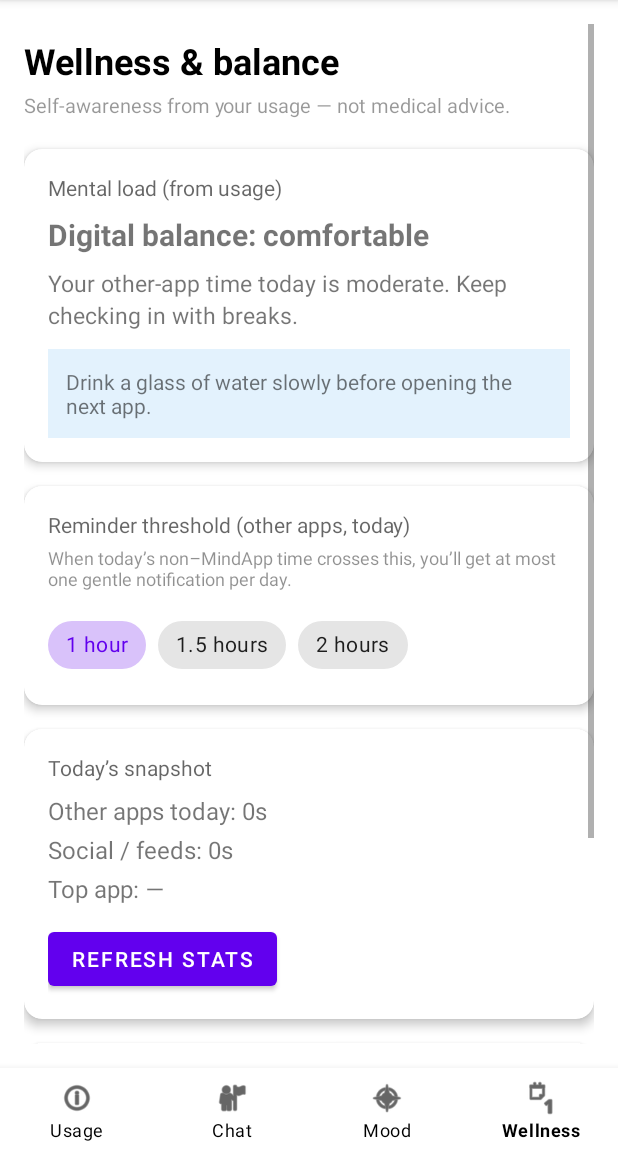
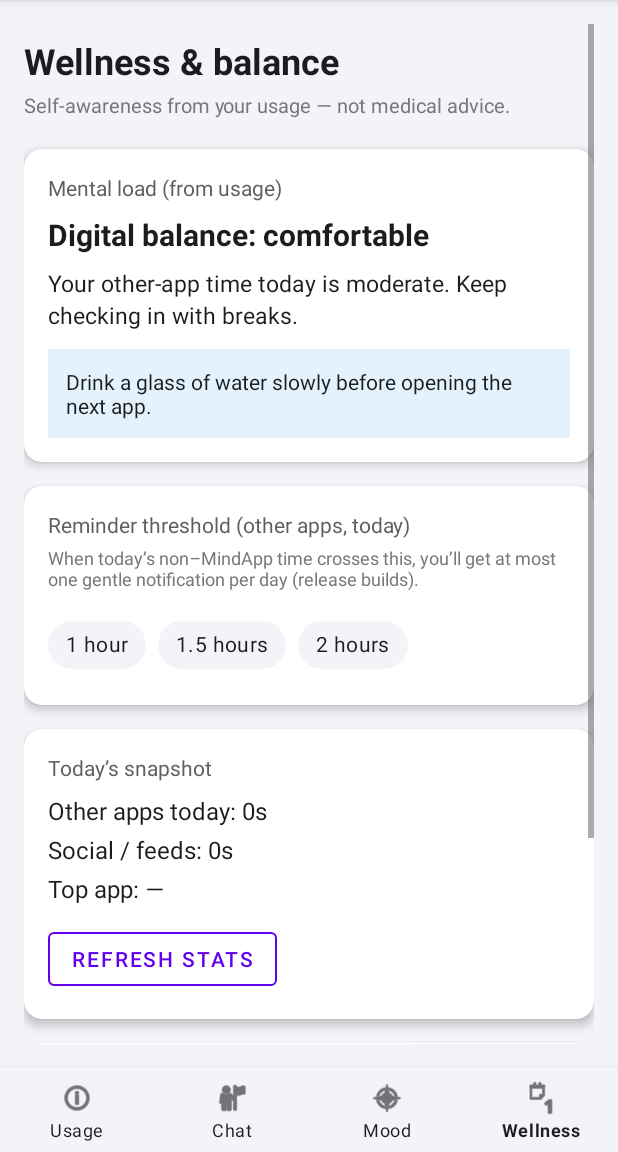
Before and after one commit to Balaji-Kartheek/MindTrack-App, an Android app: the screen it shows after launch (MainActivity), item 4 of the bottom bar chosen, on a phone screen of 412 x 824 dp, the part 84-1236 px from its top. Run offline under Robolectric (Android 15) with nearby library versions, the phone set to English and light mode, and no system bars; 1 statement that could not run was skipped.

Commit message:
fix(ui): light theme and wellness colors; debug 3min usage notification threshold
Co-authored-by: Cursor <cursoragent@cursor.com>

```diff
--- a/app/src/main/java/com/mindapp/prefs/MindAppPrefs.kt
+++ b/app/src/main/java/com/mindapp/prefs/MindAppPrefs.kt
@@ -9,6 +9,8 @@ object MindAppPrefs {
     private const val PREFS = "mindapp_balance"
     const val KEY_USAGE_THRESHOLD_MS = "usage_threshold_ms"
     const val KEY_HEAVY_USAGE_NOTIFIED_DATE = "heavy_usage_notified_date"
+    /** Debug APK: throttle repeat notifications (wall clock). */
+    const val KEY_LAST_HEAVY_USAGE_NOTIFY_WALL_MS = "last_heavy_usage_notify_wall_ms"
 
     /** Default: 1 hour of other-apps screen time today. */
     const val DEFAULT_THRESHOLD_MS = 60L * 60L * 1000L
--- a/app/src/main/java/com/mindapp/usage/UsageThresholdWorker.kt
+++ b/app/src/main/java/com/mindapp/usage/UsageThresholdWorker.kt
@@ -3,6 +3,7 @@ package com.mindapp.usage
 import android.content.Context
 import androidx.work.CoroutineWorker
 import androidx.work.WorkerParameters
+import com.mindapp.BuildConfig
 import com.mindapp.notification.NotificationHelper
 import com.mindapp.prefs.MindAppPrefs
 import com.mindapp.wellness.WellnessTips
@@ -21,7 +22,12 @@ class UsageThresholdWorker(
             return Result.success()
         }
 
-        val threshold = MindAppPrefs.getUsageThresholdMs(ctx)
+        // Debug APK (GitHub artifact): 3 min threshold + 5 min cooldown for easier notification testing.
+        val threshold = if (BuildConfig.DEBUG) {
+            3L * 60L * 1000L
+        } else {
+            MindAppPrefs.getUsageThresholdMs(ctx)
+        }
         val totalOtherApps = UsageStatsHelper.getTotalScreenTime(ctx)
         if (totalOtherApps < threshold) {
             return Result.success()
@@ -29,8 +35,16 @@ class UsageThresholdWorker(
 
         val today = SimpleDateFormat("yyyy-MM-dd", Locale.US).format(Date())
         val prefs = MindAppPrefs.prefs(ctx)
-        if (prefs.getString(MindAppPrefs.KEY_HEAVY_USAGE_NOTIFIED_DATE, null) == today) {
-            return Result.success()
+        if (BuildConfig.DEBUG) {
+            val last = prefs.getLong(MindAppPrefs.KEY_LAST_HEAVY_USAGE_NOTIFY_WALL_MS, 0L)
+            val cooldownMs = 5L * 60L * 1000L
+            if (System.currentTimeMillis() - last < cooldownMs) {
+                return Result.success()
+            }
+        } else {
+            if (prefs.getString(MindAppPrefs.KEY_HEAVY_USAGE_NOTIFIED_DATE, null) == today) {
+                return Result.success()
+            }
         }
 
         val social = UsageStatsHelper.getSocialMediaUsage(ctx)
@@ -47,7 +61,13 @@ class UsageThresholdWorker(
             tip
         )
 
-        prefs.edit().putString(MindAppPrefs.KEY_HEAVY_USAGE_NOTIFIED_DATE, today).apply()
+        if (BuildConfig.DEBUG) {
+            prefs.edit()
+                .putLong(MindAppPrefs.KEY_LAST_HEAVY_USAGE_NOTIFY_WALL_MS, System.currentTimeMillis())
+                .apply()
+        } else {
+            prefs.edit().putString(MindAppPrefs.KEY_HEAVY_USAGE_NOTIFIED_DATE, today).apply()
+        }
         return Result.success()
     }
 }
--- a/app/src/main/java/com/mindapp/wellness/WellnessFragment.kt
+++ b/app/src/main/java/com/mindapp/wellness/WellnessFragment.kt
@@ -7,6 +7,7 @@ import android.view.ViewGroup
 import android.widget.Toast
 import androidx.fragment.app.Fragment
 import androidx.lifecycle.lifecycleScope
+import com.mindapp.BuildConfig
 import com.mindapp.R
 import com.mindapp.databinding.FragmentWellnessBinding
 import com.mindapp.prefs.MindAppPrefs
@@ -31,6 +32,14 @@ class WellnessFragment : Fragment() {
 
     override fun onViewCreated(view: View, savedInstanceState: Bundle?) {
         super.onViewCreated(view, savedInstanceState)
+        if (BuildConfig.DEBUG) {
+            binding.tvDebugThresholdNote.visibility = View.VISIBLE
+            binding.tvDebugThresholdNote.text =
+                "Debug build: balance notifications use a 3-minute threshold and can repeat every 5 minutes while you stay above it. " +
+                "Release builds use your chip choice and one reminder per day. Background checks run about every 15 minutes."
+        } else {
+            binding.tvDebugThresholdNote.visibility = View.GONE
+        }
         setupThresholdChips()
         binding.btnRefreshWellness.setOnClickListener { loadContent() }
         loadContent()
@@ -51,7 +60,7 @@ class WellnessFragment : Fragment() {
             val ms = when (checkedIds.first()) {
                 R.id.chip_2h -> 120L * 60L * 1000L
                 R.id.chip_90m -> 90L * 60L * 1000L
-                else -> MindAppPrefs.DEFAULT_THRESHOLD_MS
+                else -> 60L * 60L * 1000L
             }
             MindAppPrefs.setUsageThresholdMs(ctx, ms)
             Toast.makeText(ctx, "Reminder threshold updated", Toast.LENGTH_SHORT).show()
--- a/app/src/main/res/layout/activity_main.xml
+++ b/app/src/main/res/layout/activity_main.xml
@@ -4,6 +4,7 @@
     xmlns:tools="http://schemas.android.com/tools"
     android:layout_width="match_parent"
     android:layout_height="match_parent"
+    android:background="@color/wellness_screen_background"
     tools:context=".MainActivity">
 
     <!-- Fragment Container -->
--- a/app/src/main/res/layout/fragment_wellness.xml
+++ b/app/src/main/res/layout/fragment_wellness.xml
@@ -4,6 +4,7 @@
     xmlns:tools="http://schemas.android.com/tools"
     android:layout_width="match_parent"
     android:layout_height="match_parent"
+    android:background="@color/wellness_screen_background"
     android:fillViewport="true"
     android:padding="16dp">
 
@@ -13,11 +14,24 @@
         android:orientation="vertical">
 
         <TextView
+            android:id="@+id/tv_debug_threshold_note"
+            android:layout_width="match_parent"
+            android:layout_height="wrap_content"
+            android:layout_marginBottom="12dp"
+            android:background="@color/wellness_debug_banner_background"
+            android:padding="12dp"
+            android:textColor="@color/wellness_debug_banner_text"
+            android:textSize="13sp"
+            android:visibility="gone"
+            tools:text="Debug: 3 min threshold…"
+            tools:visibility="visible" />
+
+        <TextView
             android:layout_width="match_parent"
             android:layout_height="wrap_content"
             android:layout_marginTop="8dp"
             android:text="Wellness &amp; balance"
-            android:textColor="?attr/colorOnSurface"
+            android:textColor="@color/wellness_text_primary"
             android:textSize="24sp"
             android:textStyle="bold" />
 
@@ -26,13 +40,14 @@
             android:layout_height="wrap_content"
             android:layout_marginTop="4dp"
             android:text="Self-awareness from your usage — not medical advice."
-            android:textSize="13sp"
-            android:alpha="0.75" />
+            android:textColor="@color/wellness_text_muted"
+            android:textSize="13sp" />
 
         <com.google.android.material.card.MaterialCardView
             android:layout_width="match_parent"
             android:layout_height="wrap_content"
             android:layout_marginTop="20dp"
+            app:cardBackgroundColor="@color/wellness_card_background"
             app:cardCornerRadius="12dp"
             app:cardElevation="4dp">
 
@@ -46,14 +61,15 @@
                     android:layout_width="wrap_content"
                     android:layout_height="wrap_content"
                     android:text="Mental load (from usage)"
-                    android:textSize="14sp"
-                    android:textColor="?android:attr/textColorSecondary" />
+                    android:textColor="@color/wellness_text_secondary"
+                    android:textSize="14sp" />
 
                 <TextView
                     android:id="@+id/tv_mental_headline"
                     android:layout_width="match_parent"
                     android:layout_height="wrap_content"
                     android:layout_marginTop="8dp"
+                    android:textColor="@color/wellness_text_primary"
                     android:textSize="20sp"
                     android:textStyle="bold"
                     tools:text="Digital balance: elevated" />
@@ -64,6 +80,7 @@
                     android:layout_height="wrap_content"
                     android:layout_marginTop="8dp"
                     android:lineSpacingMultiplier="1.15"
+                    android:textColor="@color/wellness_text_primary"
                     android:textSize="15sp"
                     tools:text="Detail text" />
 
@@ -72,8 +89,9 @@
                     android:layout_width="match_parent"
                     android:layout_height="wrap_content"
                     android:layout_marginTop="12dp"
-                    android:background="@color/correlation_background"
+                    android:background="@color/wellness_suggestion_background"
                     android:padding="12dp"
+                    android:textColor="@color/wellness_text_primary"
                     android:textSize="14sp"
                     tools:text="Suggestion" />
             </LinearLayout>
@@ -83,6 +101,7 @@
             android:layout_width="match_parent"
             android:layout_height="wrap_content"
             android:layout_marginTop="16dp"
+            app:cardBackgroundColor="@color/wellness_card_background"
             app:cardCornerRadius="12dp"
             app:cardElevation="4dp">
 
@@ -96,45 +115,51 @@
                     android:layout_width="wrap_content"
                     android:layout_height="wrap_content"
                     android:text="Reminder threshold (other apps, today)"
-                    android:textSize="14sp"
-                    android:textColor="?android:attr/textColorSecondary" />
+                    android:textColor="@color/wellness_text_secondary"
+                    android:textSize="14sp" />
 
                 <TextView
                     android:layout_width="match_parent"
                     android:layout_height="wrap_content"
                     android:layout_marginTop="4dp"
-                    android:text="When today’s non–MindApp time crosses this, you’ll get at most one gentle notification per day."
-                    android:textSize="12sp"
-                    android:alpha="0.8" />
+                    android:text="When today’s non–MindApp time crosses this, you’ll get at most one gentle notification per day (release builds)."
+                    android:textColor="@color/wellness_text_muted"
+                    android:textSize="12sp" />
 
                 <com.google.android.material.chip.ChipGroup
                     android:id="@+id/chip_group_threshold"
                     android:layout_width="match_parent"
                     android:layout_height="wrap_content"
                     android:layout_marginTop="12dp"
-                    app:singleSelection="true"
-                    app:selectionRequired="true">
+                    app:selectionRequired="true"
+                    app:singleSelection="true">
 
                     <com.google.android.material.chip.Chip
                         android:id="@+id/chip_1h"
                         style="@style/Widget.MaterialComponents.Chip.Choice"
                         android:layout_width="wrap_content"
                         android:layout_height="wrap_content"
-                        android:text="1 hour" />
+                        android:text="1 hour"
+                        android:textColor="@color/wellness_text_primary"
+                        app:chipBackgroundColor="@color/wellness_screen_background" />
 
                     <com.google.android.material.chip.Chip
                         android:id="@+id/chip_90m"
                         style="@style/Widget.MaterialComponents.Chip.Choice"
                         android:layout_width="wrap_content"
                         android:layout_height="wrap_content"
-                        android:text="1.5 hours" />
+                        android:text="1.5 hours"
+                        android:textColor="@color/wellness_text_primary"
+                        app:chipBackgroundColor="@color/wellness_screen_background" />
 
                     <com.google.android.material.chip.Chip
                         android:id="@+id/chip_2h"
                         style="@style/Widget.MaterialComponents.Chip.Choice"
                         android:layout_width="wrap_content"
                         android:layout_height="wrap_content"
-                        android:text="2 hours" />
+                        android:text="2 hours"
+                        android:textColor="@color/wellness_text_primary"
+                        app:chipBackgroundColor="@color/wellness_screen_background" />
                 </com.google.android.material.chip.ChipGroup>
             </LinearLayout>
         </com.google.android.material.card.MaterialCardView>
@@ -143,6 +168,7 @@
             android:layout_width="match_parent"
             android:layout_height="wrap_content"
             android:layout_marginTop="16dp"
+            app:cardBackgroundColor="@color/wellness_card_background"
             app:cardCornerRadius="12dp"
             app:cardElevation="4dp">
 
@@ -156,14 +182,15 @@
                     android:layout_width="wrap_content"
                     android:layout_height="wrap_content"
                     android:text="Today’s snapshot"
-                    android:textSize="14sp"
-                    android:textColor="?android:attr/textColorSecondary" />
+                    android:textColor="@color/wellness_text_secondary"
+                    android:textSize="14sp" />
 
                 <TextView
                     android:id="@+id/tv_snapshot_total"
                     android:layout_width="match_parent"
                     android:layout_height="wrap_content"
                     android:layout_marginTop="8dp"
+                    android:textColor="@color/wellness_text_primary"
                     android:textSize="16sp"
                     tools:text="Other apps: 2h 10m" />
 
@@ -172,6 +199,7 @@
                     android:layout_width="match_parent"
                     android:layout_height="wrap_content"
                     android:layout_marginTop="4dp"
+                    android:textColor="@color/wellness_text_primary"
                     android:textSize="16sp"
                     tools:text="Social / feeds: 45m" />
 
@@ -180,15 +208,19 @@
                     android:layout_width="match_parent"
                     android:layout_height="wrap_content"
                     android:layout_marginTop="4dp"
+                    android:textColor="@color/wellness_text_primary"
                     android:textSize="16sp"
                     tools:text="Top app: YouTube" />
 
                 <com.google.android.material.button.MaterialButton
                     android:id="@+id/btn_refresh_wellness"
+                    style="@style/Widget.MaterialComponents.Button.OutlinedButton"
                     android:layout_width="wrap_content"
                     android:layout_height="wrap_content"
                     android:layout_marginTop="12dp"
-                    android:text="Refresh stats" />
+                    android:text="Refresh stats"
+                    android:textColor="@color/colorPrimary"
+                    app:strokeColor="@color/colorPrimary" />
             </LinearLayout>
         </com.google.android.material.card.MaterialCardView>
 
@@ -197,6 +229,7 @@
             android:layout_height="wrap_content"
             android:layout_marginTop="16dp"
             android:layout_marginBottom="24dp"
+            app:cardBackgroundColor="@color/wellness_card_background"
             app:cardCornerRadius="12dp"
             app:cardElevation="4dp">
 
@@ -210,6 +243,7 @@
                     android:layout_width="wrap_content"
                     android:layout_height="wrap_content"
                     android:text="2-minute reset"
+                    android:textColor="@color/wellness_text_primary"
                     android:textSize="16sp"
                     android:textStyle="bold" />
 
@@ -219,6 +253,7 @@
                     android:layout_height="wrap_content"
                     android:layout_marginTop="8dp"
                     android:lineSpacingMultiplier="1.2"
+                    android:textColor="@color/wellness_text_primary"
                     android:textSize="15sp"
                     tools:text="Exercise" />
 
@@ -227,6 +262,7 @@
                     android:layout_height="wrap_content"
                     android:layout_marginTop="16dp"
                     android:text="Micro-meditation"
+                    android:textColor="@color/wellness_text_primary"
                     android:textSize="16sp"
                     android:textStyle="bold" />
 
@@ -236,6 +272,7 @@
                     android:layout_height="wrap_content"
                     android:layout_marginTop="8dp"
                     android:lineSpacingMultiplier="1.2"
+                    android:textColor="@color/wellness_text_primary"
                     android:textSize="15sp"
                     tools:text="Meditation" />
             </LinearLayout>
--- a/app/src/main/res/values/colors.xml
+++ b/app/src/main/res/values/colors.xml
@@ -4,8 +4,18 @@
     <color name="colorPrimaryDark">#3700B3</color>
     <color name="colorAccent">#03DAC5</color>
 
+    <!-- Wellness / light UI (explicit contrast) -->
+    <color name="wellness_screen_background">#F2F4F8</color>
+    <color name="wellness_card_background">#FFFFFF</color>
+    <color name="wellness_text_primary">#1A1C1E</color>
+    <color name="wellness_text_secondary">#5C5F62</color>
+    <color name="wellness_text_muted">#75777A</color>
+    <color name="wellness_suggestion_background">#E3F2FD</color>
+    <color name="wellness_debug_banner_background">#FFF8E1</color>
+    <color name="wellness_debug_banner_text">#5D4037</color>
+
     <!-- Navigation -->
-    <color name="nav_item_color">@android:color/black</color>
+    <color name="nav_item_color">@color/wellness_text_primary</color>
 
     <!-- Messages -->
     <color name="message_user_background">#6200EE</color>
@@ -14,6 +24,6 @@
     <!-- Alerts -->
     <color name="alert_background">#F44336</color>
 
-    <!-- Correlation -->
+    <!-- Correlation (shared with wellness suggestion) -->
     <color name="correlation_background">#E3F2FD</color>
 </resources>
--- a/app/src/main/res/values/themes.xml
+++ b/app/src/main/res/values/themes.xml
@@ -1,18 +1,18 @@
 <?xml version="1.0" encoding="utf-8"?>
 <resources>
-    <!-- Base application theme -->
-    <style name="Theme.MindApp" parent="Theme.MaterialComponents.DayNight.DarkActionBar">
-        <!-- Primary brand color -->
+    <!-- Light-only theme so text and surfaces stay readable (no DayNight flip). -->
+    <style name="Theme.MindApp" parent="Theme.MaterialComponents.Light.DarkActionBar">
         <item name="colorPrimary">@color/colorPrimary</item>
         <item name="colorPrimaryVariant">@color/colorPrimaryDark</item>
         <item name="colorOnPrimary">@android:color/white</item>
-        <!-- Secondary brand color -->
         <item name="colorSecondary">@color/colorAccent</item>
         <item name="colorSecondaryVariant">@color/colorAccent</item>
-        <item name="colorOnSecondary">@android:color/black</item>
-        <!-- Background color -->
-        <item name="android:colorBackground">@android:color/white</item>
-        <item name="colorSurface">@android:color/white</item>
-        <!-- Customize your theme here -->
+        <item name="colorOnSecondary">@color/wellness_text_primary</item>
+        <item name="android:colorBackground">@color/wellness_screen_background</item>
+        <item name="colorSurface">@color/wellness_card_background</item>
+        <item name="colorOnSurface">@color/wellness_text_primary</item>
+        <item name="colorOnBackground">@color/wellness_text_primary</item>
+        <item name="android:textColorPrimary">@color/wellness_text_primary</item>
+        <item name="android:textColorSecondary">@color/wellness_text_secondary</item>
     </style>
 </resources>
```
